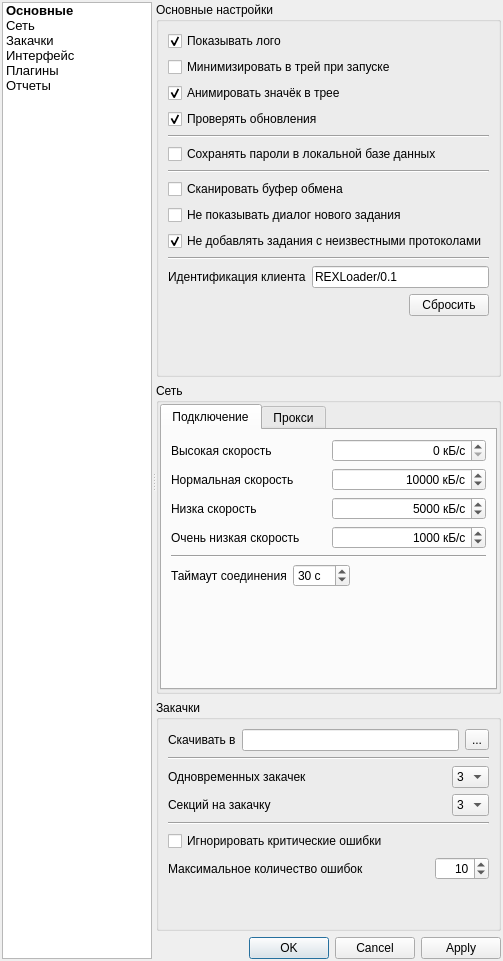
This is REXLoader/settingsdialog.ui in RA9OAJ/rexloader as Qt 5 draws it before an edit. The edited form follows.
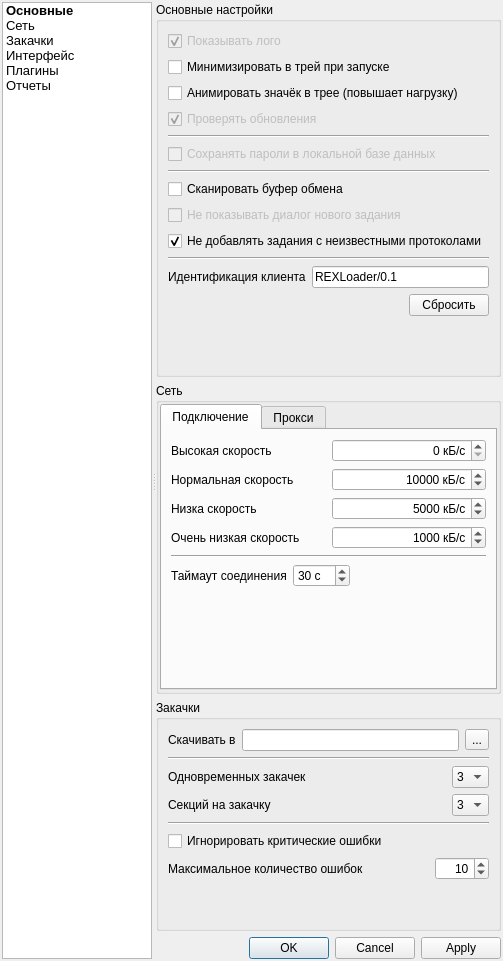
This is the edited form.

Commit message: Исправления: 1. В диалоге нстройки программы (вкладка "Общие") отключены не реализованные настройки; 2. Переделана система обновления строк таблицы заданий. Теперь все запросы на обновление строк таблицы становятся в очередь и обрабатываются обработчиком событий Qt на "общих" основаниях. 3. В диалоге настроек программы по-умолчанию отключена анимация значка в трее.

Patch:
```diff
--- a/REXLoader/settingsdialog.ui
+++ b/REXLoader/settingsdialog.ui
@@ -129,6 +129,9 @@
          <layout class="QVBoxLayout" name="verticalLayout_3">
           <item>
            <widget class="QCheckBox" name="checkBoxLogo">
+            <property name="enabled">
+             <bool>false</bool>
+            </property>
             <property name="text">
              <string>Показывать лого</string>
             </property>
@@ -150,15 +153,18 @@
           <item>
            <widget class="QCheckBox" name="animateTrayBox">
             <property name="text">
-             <string>Анимировать значёк в трее</string>
+             <string>Анимировать значёк в трее (повышает нагрузку)</string>
             </property>
             <property name="checked">
-             <bool>true</bool>
+             <bool>false</bool>
             </property>
            </widget>
           </item>
           <item>
            <widget class="QCheckBox" name="checkBoxUpdates">
+            <property name="enabled">
+             <bool>false</bool>
+            </property>
             <property name="text">
              <string>Проверять обновления</string>
             </property>
@@ -176,6 +182,9 @@
           </item>
           <item>
            <widget class="QCheckBox" name="checkBoxPasswords">
+            <property name="enabled">
+             <bool>false</bool>
+            </property>
             <property name="text">
              <string>Сохранять пароли в локальной базе данных</string>
             </property>
@@ -197,6 +206,9 @@
           </item>
           <item>
            <widget class="QCheckBox" name="notShowAddingDialog">
+            <property name="enabled">
+             <bool>false</bool>
+            </property>
             <property name="text">
              <string>Не показывать диалог нового задания</string>
             </property>
```
The commit also changes 4 other files.
